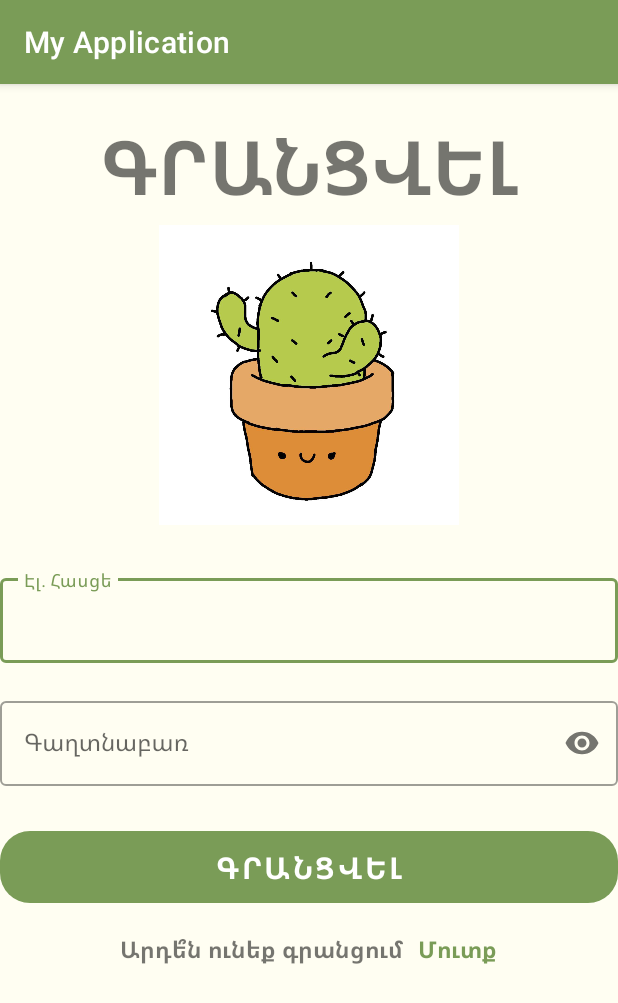
After one commit to AllaMinasyan16/tun, an Android app: the SignUp screen opened directly, with no data from a screen before it, on a phone screen of 412 x 824 dp. The commit adds this screen. Shown: the top 1003 px of the screen. Run offline under Robolectric (Android 15) with nearby library versions, the phone set to English and light mode, and no system bars; our stand-ins replace Firebase (no records; nobody signed in at launch, a user with empty details on screens opened directly).

Commit message:
ashxatox cragir

```diff
--- a/app/build.gradle
+++ b/app/build.gradle
@@ -38,6 +38,7 @@ dependencies {
     implementation 'com.google.firebase:firebase-storage-ktx:20.2.0'
 
     implementation 'com.github.bumptech.glide:glide:4.14.2'
+    implementation 'com.google.firebase:firebase-auth-ktx:22.0.0'
     annotationProcessor 'com.github.bumptech.glide:compiler:4.14.2'
     implementation 'com.github.clans:fab:1.6.4'
     testImplementation 'junit:junit:4.13.2'
--- a/app/src/main/java/com/example/cactus/DataClass.java
+++ b/app/src/main/java/com/example/cactus/DataClass.java
@@ -6,6 +6,10 @@ public class DataClass {
     private String dataLang;
     private String dataImage;
     private String key;
+
+    public void setDataImage(String dataImage) {
+        this.dataImage = dataImage;
+    }
     public String getKey() {
         return key;
     }
--- /dev/null
+++ b/app/src/main/java/com/example/cactus/SignUp.java
@@ -0,0 +1,82 @@
+package com.example.cactus;
+
+import androidx.annotation.NonNull;
+import androidx.appcompat.app.AppCompatActivity;
+import android.content.Intent;
+import android.os.Bundle;
+import android.text.TextUtils;
+import android.view.View;
+import android.widget.Button;
+import android.widget.TextView;
+import android.widget.Toast;
+import com.google.android.gms.tasks.OnCompleteListener;
+import com.google.android.gms.tasks.Task;
+import com.google.android.material.textfield.TextInputEditText;
+import com.google.firebase.auth.AuthResult;
+import com.google.firebase.auth.FirebaseAuth;
+
+
+public class SignUp extends AppCompatActivity {
+
+    TextInputEditText editTextEmail, editTextPassword;
+
+    Button signUp;
+
+    TextView signIn;
+
+    FirebaseAuth firebaseAuth = FirebaseAuth.getInstance();
+    protected void onCreate(Bundle savedInstanceState) {
+        super.onCreate(savedInstanceState);
+        setContentView(R.layout.activity_sign_up);
+
+        editTextEmail = findViewById(R.id.email);
+        editTextPassword = findViewById(R.id.password);
+        signIn = findViewById(R.id.sign_in);
+        signUp = findViewById(R.id.sign_up);
+
+        signIn.setOnClickListener(new View.OnClickListener() {
+            @Override
+            public void onClick(View v) {
+                Intent intent = new Intent(SignUp.this, login.class);
+                startActivity(intent);
+                finish();
+            }
+        });
+
+        signUp.setOnClickListener(new View.OnClickListener() {
+            @Override
+            public void onClick(View v) {
+                String email, password;
+                email = String.valueOf(editTextEmail.getText());
+                password = String.valueOf(editTextPassword.getText());
+
+                if (TextUtils.isEmpty(email)){
+                    Toast.makeText(SignUp.this, "Enter Email", Toast.LENGTH_SHORT).show();
+                    return;
+                }
+                if (TextUtils.isEmpty(password)){
+                    Toast.makeText(SignUp.this, "Enter Password", Toast.LENGTH_SHORT).show();
+                    return;
+                }
+
+                firebaseAuth.createUserWithEmailAndPassword(email, password)
+                        .addOnCompleteListener(new OnCompleteListener<AuthResult>() {
+                            @Override
+                            public void onComplete(@NonNull Task<AuthResult> task) {
+                                if(task.isSuccessful()){
+                                    Toast.makeText(SignUp.this, "Registration Successfully", Toast.LENGTH_SHORT).show();
+                                    Intent intent = new Intent(SignUp.this, login.class);
+                                    startActivity(intent);
+                                    finish();
+                                }
+                                else {
+                                    Toast.makeText(SignUp.this, "Authentication Failed", Toast.LENGTH_SHORT).show();
+                                }
+                            }
+                        });
+
+            }
+        });
+
+    }
+}
--- /dev/null
+++ b/app/src/main/res/drawable/round_btn.xml
@@ -0,0 +1,9 @@
+<?xml version="1.0" encoding="utf-8"?>
+<shape android:shape="rectangle"
+    xmlns:android="http://schemas.android.com/apk/res/android">
+
+    <stroke android:color="@color/ButtonSignColor"/>
+    <corners android:radius="20dp"/>
+
+
+</shape>
--- /dev/null
+++ b/app/src/main/res/layout/activity_sign_up.xml
@@ -0,0 +1,93 @@
+<?xml version="1.0" encoding="utf-8"?>
+<LinearLayout
+    xmlns:android="http://schemas.android.com/apk/res/android"
+    xmlns:app="http://schemas.android.com/apk/res-auto"
+    xmlns:tools="http://schemas.android.com/tools"
+    android:layout_width="match_parent"
+    android:layout_height="match_parent"
+    android:background="@color/mainBgColor"
+    android:orientation="vertical"
+    tools:context=".SignUp">
+
+    <TextView
+        android:layout_width="match_parent"
+        android:layout_height="wrap_content"
+        android:textStyle="bold"
+        android:text="@string/ԳՐԱՆՑՎԵԼ_signup.button"
+        android:textSize="50dp"
+        android:gravity="center_horizontal"
+        android:layout_marginTop="20dp"/>
+
+    <ImageView
+        android:layout_width="match_parent"
+        android:layout_height="200dp"
+        android:src="@drawable/kaktus"
+        android:layout_marginTop="5dp"/>
+
+    <com.google.android.material.textfield.TextInputLayout
+        android:layout_width="match_parent"
+        android:layout_height="wrap_content"
+        android:layout_marginTop="30dp"
+        style = "@style/Widget.MaterialComponents.TextInputLayout.OutlinedBox">
+
+        <com.google.android.material.textfield.TextInputEditText
+            android:id="@+id/email"
+            android:layout_width="match_parent"
+            android:layout_height="wrap_content"
+            android:hint="@string/Էլհասցե_login.edittext"
+            android:inputType="textEmailAddress" />
+
+    </com.google.android.material.textfield.TextInputLayout>
+
+    <com.google.android.material.textfield.TextInputLayout
+        android:layout_width="match_parent"
+        android:layout_height="wrap_content"
+        android:layout_marginTop="20dp"
+        app:passwordToggleEnabled="true"
+        style = "@style/Widget.MaterialComponents.TextInputLayout.OutlinedBox">
+
+        <com.google.android.material.textfield.TextInputEditText
+            android:id="@+id/password"
+            android:layout_width="match_parent"
+            android:layout_height="wrap_content"
+            android:hint="@string/գաղտնաբառ_login.edittext"
+            android:inputType="textPassword"/>
+
+    </com.google.android.material.textfield.TextInputLayout>
+
+    <Button
+        android:id="@+id/sign_up"
+        android:layout_width="match_parent"
+        android:layout_height="wrap_content"
+        android:textStyle="bold"
+        android:textSize="20dp"
+        android:text="@string/գրանցվել_login.button"
+        android:background="@drawable/round_btn"
+        android:layout_marginTop="30dp"/>
+
+    <LinearLayout
+        android:layout_width="match_parent"
+        android:layout_height="wrap_content"
+        android:orientation="horizontal"
+        android:layout_marginTop="20dp"
+        android:gravity="center">
+        <TextView
+            android:layout_width="wrap_content"
+            android:layout_height="wrap_content"
+            android:text="@string/Արդեն_login"
+            android:textSize="15dp"
+            android:textStyle="bold"/>
+
+        <TextView
+            android:id="@+id/sign_in"
+            android:layout_width="wrap_content"
+            android:layout_height="wrap_content"
+            android:text="@string/մուտք_button"
+            android:textStyle="bold"
+            android:textSize="15dp"
+            android:textColor="@color/ButtonSignColor"
+            android:layout_marginLeft="10dp"/>
+
+    </LinearLayout>
+
+</LinearLayout>
--- a/app/src/main/res/values/colors.xml
+++ b/app/src/main/res/values/colors.xml
@@ -7,5 +7,6 @@
     <color name="teal_700">#FF018786</color>
     <color name="black">#FF000000</color>
     <color name="white">#FFFFFFFF</color>
+    <color name="mainBgColor">#FFFEF2</color>
     <color name="ButtonSignColor">#7a9c57</color>
 </resources>
```
Also changed, not shown: app/src/main/AndroidManifest.xml (+22 -0 lines), app/src/main/java/com/example/cactus/Home.java (added, +25 -0 lines), app/src/main/java/com/example/cactus/MainActivity.java (+31 -6 lines), app/src/main/java/com/example/cactus/UploadActivity.java (+29 -7 lines), app/src/main/java/com/example/cactus/login.java (added, +84 -0 lines), app/src/main/res/layout/activity_home.xml (added, +92 -0 lines), app/src/main/res/layout/activity_login.xml (added, +93 -0 lines), app/src/main/res/layout/activity_main.xml (+38 -9 lines), app/src/main/res/drawable-v24/cactus.png (added), app/src/main/res/drawable-v24/conversation.png (added), app/src/main/res/drawable-v24/news.png (added).
